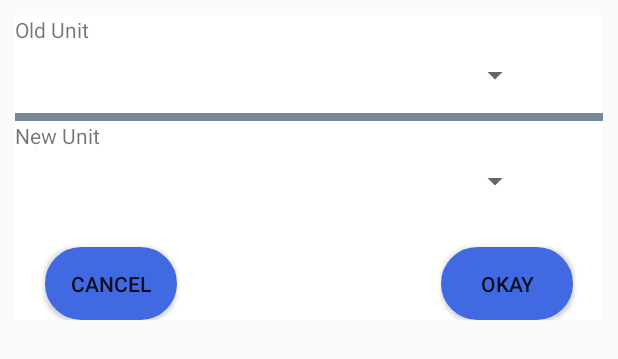
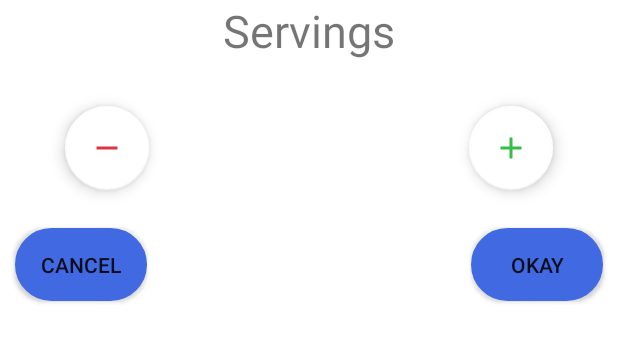
Before and after one commit to schmude23/Kitchen, an Android app: the layout scale_recipe_popup.xml on its own in the app's theme, with its tools: preview values and no code run, on a phone screen of 412 x 824 dp. Shown: the top 359 px of the screen. Run offline under Robolectric (Android 15) with nearby library versions, the phone set to English and light mode, and no system bars.

Commit message:
Implemented scale recipe and added a popup for deleting a recipe.

```diff
--- a/app/src/main/res/layout/scale_recipe_popup.xml
+++ b/app/src/main/res/layout/scale_recipe_popup.xml
@@ -1,82 +1,81 @@
 <?xml version="1.0" encoding="utf-8"?>
 <androidx.constraintlayout.widget.ConstraintLayout xmlns:android="http://schemas.android.com/apk/res/android"
     xmlns:app="http://schemas.android.com/apk/res-auto"
+    xmlns:tools="http://schemas.android.com/tools"
+    android:id="@+id/linearLayout"
     android:layout_width="match_parent"
-    android:layout_height="wrap_content"
-    android:layout_margin="10dp"
-    android:background="@color/colorAccent"
-    android:outlineSpotShadowColor="@color/colorPrimary">
+    android:layout_height="match_parent"
+    android:orientation="vertical"
+    android:background="@color/white">
 
-    <Spinner
-        android:id="@+id/scale_recipe_popup_old_unit_spinner"
-        android:layout_width="match_parent"
-        android:layout_height="40dp"
-        android:layout_marginTop="20dp"
-        android:layout_marginEnd="48dp"
-        android:layout_marginRight="48dp"
-        app:layout_constraintEnd_toEndOf="parent"
-        app:layout_constraintTop_toTopOf="parent"
-        app:layout_constraintBottom_toTopOf="@+id/divider1" />
     <TextView
-        android:id="@+id/scale_recipe_old_unit_text"
+        android:id="@+id/scale_recipe_popup_servings_text"
         android:layout_width="wrap_content"
         android:layout_height="wrap_content"
+        android:text="@string/servings"
+        android:textAlignment="center"
+        android:textSize="30sp"
+        app:layout_constraintStart_toStartOf="parent"
         app:layout_constraintTop_toTopOf="parent"
-        app:layout_constraintStart_toStartOf="parent"
-        android:text="@string/old_unit"/>
+        app:layout_constraintEnd_toEndOf="parent"
+        android:gravity="center"
+        android:paddingBottom="30dp"/>
 
-    <View
-        android:id="@+id/divider1"
-        android:layout_width="match_parent"
-        android:layout_height="5dp"
-        android:layout_marginTop="5dp"
-        android:layout_marginBottom="19dp"
-        android:background="@color/light_slate_gray"
-        app:layout_constraintEnd_toEndOf="parent"
-        app:layout_constraintHorizontal_bias="0.0"
-        app:layout_constraintStart_toStartOf="parent"
-        app:layout_constraintTop_toBottomOf="@+id/scale_recipe_popup_old_unit_spinner"
-        app:layout_constraintVertical_bias="0.0" />
-    <TextView
-        android:id="@+id/scale_recipe_new_unit_text"
+    <com.google.android.material.floatingactionbutton.FloatingActionButton
+        android:id="@+id/scale_recipe_popup_remove_button"
         android:layout_width="wrap_content"
         android:layout_height="wrap_content"
-        app:layout_constraintTop_toBottomOf="@id/divider1"
+        android:clickable="true"
+        android:focusable="false"
+        app:srcCompat="@drawable/ic_remove"
+        app:layout_constraintTop_toBottomOf="@+id/scale_recipe_popup_servings_text"
+        app:layout_constraintEnd_toStartOf="@id/scale_recipe_popup_servings_edit_text"
+        android:onClick="onScaleRecipePopupRemoveButtonPressed"/>
+
+    <EditText
+        android:id="@+id/scale_recipe_popup_servings_edit_text"
+        android:layout_width="wrap_content"
+        android:layout_height="wrap_content"
+        android:ems="10"
+        android:inputType="numberDecimal"
         app:layout_constraintStart_toStartOf="parent"
-        android:text="@string/new_unit"/>
+        app:layout_constraintTop_toBottomOf="@+id/scale_recipe_popup_servings_text"
+        app:layout_constraintEnd_toEndOf="parent"
+        android:gravity="center"/>
 
-    <Spinner
-        android:id="@+id/scale_recipe_popup_new_unit_spinner"
-        android:layout_width="match_parent"
-        android:layout_height="40dp"
-        android:layout_marginTop="20dp"
-        android:layout_marginEnd="48dp"
-        android:layout_marginRight="48dp"
-        app:layout_constraintEnd_toEndOf="parent"
-        app:layout_constraintTop_toBottomOf="@+id/divider1" />
+    <com.google.android.material.floatingactionbutton.FloatingActionButton
+        android:id="@+id/scale_recipe_popup_add_button"
+        android:layout_width="wrap_content"
+        android:layout_height="wrap_content"
+        android:clickable="true"
+        android:focusable="false"
+        app:srcCompat="@drawable/ic_add"
+        app:layout_constraintStart_toEndOf="@id/scale_recipe_popup_servings_edit_text"
+        app:layout_constraintTop_toBottomOf="@+id/scale_recipe_popup_servings_text"
+        android:onClick="onScaleRecipePopupAddButtonPressed"/>
 
     <Button
-        android:id="@+id/edit_ingredient_popup_okay_button"
+        android:id="@+id/scale_recipe_popup_cancel_button"
         android:layout_width="wrap_content"
         android:layout_height="wrap_content"
-        android:layout_marginTop="24dp"
-        android:layout_marginRight="20dp"
-        android:text="@string/okay"
-        android:onClick="onScaleRecipePopupOkayButtonPressed"
+        android:layout_marginLeft="10dp"
+        android:layout_marginTop="25dp"
+        android:text="@string/cancel"
+        app:layout_constraintStart_toStartOf="parent"
+        app:layout_constraintTop_toBottomOf="@+id/scale_recipe_popup_remove_button"
         android:background="@drawable/button_style"
-        app:layout_constraintEnd_toEndOf="parent"
-        app:layout_constraintTop_toBottomOf="@+id/scale_recipe_popup_new_unit_spinner" />
+        android:onClick="onScaleRecipePopupCancelButtonPressed"/>
 
     <Button
-        android:id="@+id/edit_ingredient_popup_remove_button"
+        android:id="@+id/scale_recipe_popup_okay_button"
         android:layout_width="wrap_content"
         android:layout_height="wrap_content"
-        android:layout_marginTop="24dp"
-        android:layout_marginLeft="20dp"
-        android:text="@string/cancel"
+        android:layout_marginTop="25dp"
+        android:layout_marginRight="10dp"
+        android:text="@string/okay"
+        app:layout_constraintEnd_toEndOf="parent"
+        app:layout_constraintTop_toBottomOf="@+id/scale_recipe_popup_add_button"
         android:background="@drawable/button_style"
-        android:onClick="onScaleRecipePopupCancelButtonPressed"
-        app:layout_constraintStart_toStartOf="parent"
-        app:layout_constraintTop_toBottomOf="@+id/scale_recipe_popup_new_unit_spinner" />
+        android:onClick="onScaleRecipePopupOkayButtonPressed"/>
 
 </androidx.constraintlayout.widget.ConstraintLayout>
--- a/app/src/main/res/values/strings.xml
+++ b/app/src/main/res/values/strings.xml
@@ -25,6 +25,8 @@
     <string name="share_recipe">Share Recipe</string>
     <string name="shopping_cart">Shopping Cart</string>
     <string name="cart">Cart</string>
+    <string name="yes">Yes</string>
+    <string name="no">No</string>
     <string name="filter_by">Filter By</string>
     <string name="sort_by">Sort By</string>
     <string name="servings">Servings</string>
@@ -48,6 +50,7 @@
     <string name="convert_units">Convert Units</string>
     <string name="old_unit">Old Unit</string>
     <string name="new_unit">New Unit</string>
+    <string name="delete_recipe_conformation">Are you sure you want to delete this recipe?</string>
 
     <string-array name="units_array">
         <item>teaspoon(s)</item>
```
Also changed, not shown: app/src/main/java/com/example/kitchen/DisplaySelectedRecipeActivity.java (+83 -9 lines), app/src/main/res/layout/delete_recipe_popup.xml (added, +47 -0 lines), app/src/main/res/menu/recipe_menu.xml (+8 -7 lines).
